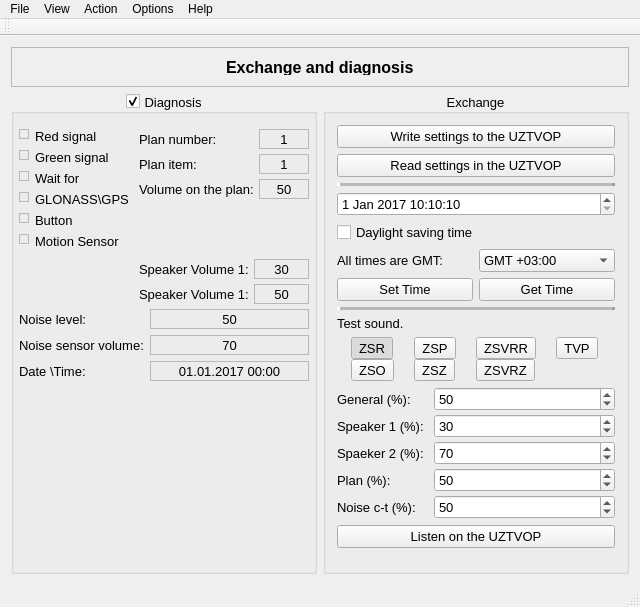
tuzhikov/ConfigSoundSetting, file mainwindow.ui: the form before one commit.
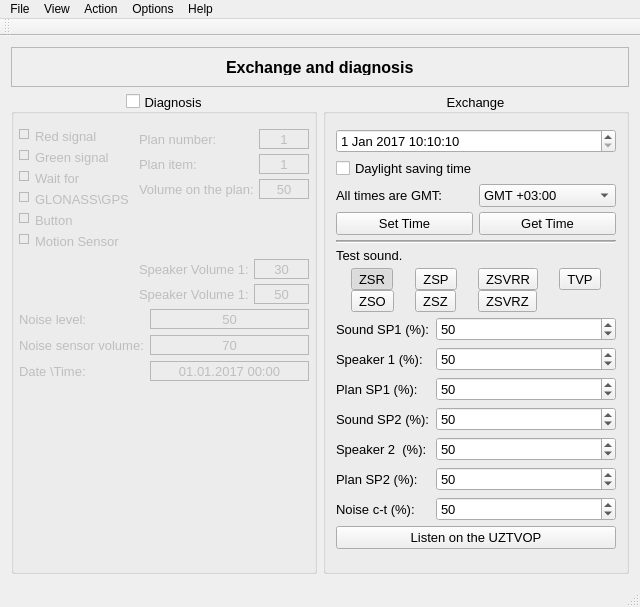
The form after the commit. The open tabs and pages were chosen to show the change. Icons and pictures are not drawn.

The edit to the form file:
```diff
--- a/mainwindow.ui
+++ b/mainwindow.ui
@@ -2228,6 +2228,9 @@
           <property name="checkable">
            <bool>true</bool>
           </property>
+          <property name="checked">
+           <bool>false</bool>
+          </property>
           <layout class="QGridLayout" name="gridLayout_10">
            <property name="leftMargin">
             <number>5</number>
@@ -2766,36 +2769,21 @@
            <set>Qt::AlignCenter</set>
           </property>
           <layout class="QVBoxLayout" name="verticalLayout_3">
-           <item>
-            <widget class="QPushButton" name="pbWriteProject">
-             <property name="text">
-              <string>Write settings to the UZTVOP</string>
-             </property>
-            </widget>
-           </item>
-           <item>
-            <widget class="QPushButton" name="pbReadProject">
-             <property name="text">
-              <string>Read settings in the UZTVOP</string>
-             </property>
-            </widget>
-           </item>
-           <item>
-            <widget class="Line" name="line_3">
-             <property name="frameShadow">
-              <enum>QFrame::Raised</enum>
-             </property>
-             <property name="lineWidth">
-              <number>3</number>
-             </property>
-             <property name="midLineWidth">
-              <number>3</number>
-             </property>
-             <property name="orientation">
-              <enum>Qt::Horizontal</enum>
-             </property>
-            </widget>
-           </item>
+           <property name="spacing">
+            <number>5</number>
+           </property>
+           <property name="leftMargin">
+            <number>10</number>
+           </property>
+           <property name="topMargin">
+            <number>15</number>
+           </property>
+           <property name="rightMargin">
+            <number>10</number>
+           </property>
+           <property name="bottomMargin">
+            <number>10</number>
+           </property>
            <item>
             <widget class="QDateTimeEdit" name="dateTimeEditConfig">
              <property name="date">
@@ -2998,13 +2986,13 @@
            <item>
             <widget class="Line" name="line_4">
              <property name="frameShadow">
-              <enum>QFrame::Raised</enum>
+              <enum>QFrame::Sunken</enum>
              </property>
              <property name="lineWidth">
-              <number>3</number>
+              <number>1</number>
              </property>
              <property name="midLineWidth">
-              <number>3</number>
+              <number>1</number>
              </property>
              <property name="orientation">
               <enum>Qt::Horizontal</enum>
@@ -3160,16 +3148,10 @@
            </item>
            <item>
             <layout class="QFormLayout" name="formLayout">
-             <property name="horizontalSpacing">
-              <number>10</number>
-             </property>
-             <property name="verticalSpacing">
-              <number>3</number>
-             </property>
              <item row="0" column="0">
               <widget class="QLabel" name="label_56">
                <property name="text">
-                <string>General (%):</string>
+                <string>Sound SP1 (%):</string>
                </property>
               </widget>
              </item>
@@ -3202,34 +3184,31 @@
                 <number>100</number>
                </property>
                <property name="value">
-                <number>30</number>
+                <number>50</number>
                </property>
               </widget>
              </item>
              <item row="2" column="0">
-              <widget class="QLabel" name="label_58">
+              <widget class="QLabel" name="label_36">
                <property name="text">
-                <string>Spaeker 2 (%):</string>
+                <string>Plan SP1 (%):</string>
                </property>
               </widget>
              </item>
              <item row="2" column="1">
-              <widget class="QSpinBox" name="sbTestSpeaker2">
-               <property name="minimum">
-                <number>0</number>
-               </property>
+              <widget class="QSpinBox" name="sbTestPlan1">
                <property name="maximum">
                 <number>100</number>
                </property>
                <property name="value">
-                <number>70</number>
+                <number>50</number>
                </property>
               </widget>
              </item>
              <item row="3" column="0">
-              <widget class="QLabel" name="label_59">
+              <widget class="QLabel" name="label_58">
                <property name="text">
-                <string>Plan (%):</string>
+                <string>Sound SP2 (%):</string>
                </property>
               </widget>
              </item>
@@ -3247,13 +3226,50 @@
               </widget>
              </item>
              <item row="4" column="0">
+              <widget class="QLabel" name="label_59">
+               <property name="text">
+                <string>Speaker 2  (%):</string>
+               </property>
+              </widget>
+             </item>
+             <item row="4" column="1">
+              <widget class="QSpinBox" name="sbTestSpeaker2">
+               <property name="minimum">
+                <number>0</number>
+               </property>
+               <property name="maximum">
+                <number>100</number>
+               </property>
+               <property name="value">
+                <number>50</number>
+               </property>
+              </widget>
+             </item>
+             <item row="5" column="0">
+              <widget class="QLabel" name="label_62">
+               <property name="text">
+                <string>Plan SP2 (%):</string>
+               </property>
+              </widget>
+             </item>
+             <item row="5" column="1">
+              <widget class="QSpinBox" name="sbTestPlan2">
+               <property name="maximum">
+                <number>100</number>
+               </property>
+               <property name="value">
+                <number>50</number>
+               </property>
+              </widget>
+             </item>
+             <item row="6" column="0">
               <widget class="QLabel" name="label_55">
                <property name="text">
                 <string>Noise c-t (%):</string>
                </property>
               </widget>
              </item>
-             <item row="4" column="1">
+             <item row="6" column="1">
               <widget class="QSpinBox" name="sbTestNoise">
                <property name="minimum">
                 <number>0</number>
```
Left out of the diff: 52 changed lines with no effect on the pictures.
